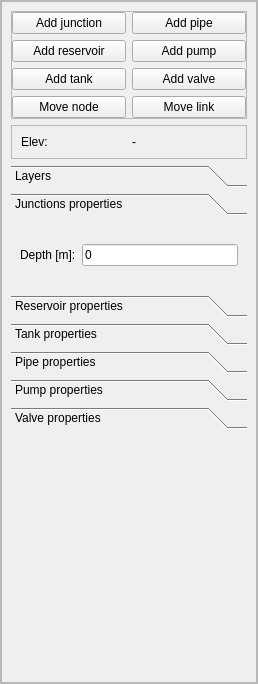
Old version of the form qepanet_dockwidget_base.ui in the repository aecforge/QEPANET.
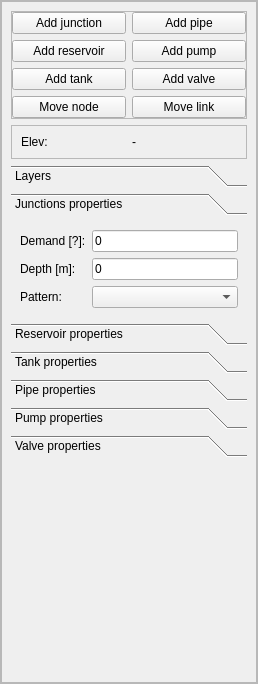
New version of the form. The open tabs and pages were chosen to show the change.

What changed in the file:
```diff
--- a/qepanet_dockwidget_base.ui
+++ b/qepanet_dockwidget_base.ui
@@ -266,28 +266,52 @@
                <rect>
                 <x>0</x>
                 <y>0</y>
-                <width>236</width>
-                <height>69</height>
+                <width>219</width>
+                <height>90</height>
                </rect>
               </property>
               <attribute name="label">
                <string>Junctions properties</string>
               </attribute>
-              <layout class="QHBoxLayout" name="horizontalLayout">
-               <item>
+              <layout class="QGridLayout" name="gridLayout_4">
+               <item row="1" column="0">
                 <widget class="QLabel" name="lbl_node_depth">
                  <property name="text">
                   <string>Depth [m]:</string>
                  </property>
                 </widget>
                </item>
-               <item>
-                <widget class="QLineEdit" name="txt_node_depth_val">
+               <item row="0" column="2">
+                <widget class="QLineEdit" name="txt_node_demand">
                  <property name="text">
                   <string>0</string>
                  </property>
                 </widget>
                </item>
+               <item row="1" column="2">
+                <widget class="QLineEdit" name="txt_node_depth">
+                 <property name="text">
+                  <string>0</string>
+                 </property>
+                </widget>
+               </item>
+               <item row="0" column="0">
+                <widget class="QLabel" name="lbl_node_demand">
+                 <property name="text">
+                  <string>Demand [?]:</string>
+                 </property>
+                </widget>
+               </item>
+               <item row="2" column="0">
+                <widget class="QLabel" name="lbl_node_pattern">
+                 <property name="text">
+                  <string>Pattern:</string>
+                 </property>
+                </widget>
+               </item>
+               <item row="2" column="2">
+                <widget class="QComboBox" name="cbo_node_pattern"/>
+               </item>
               </layout>
              </widget>
              <widget class="QWidget" name="wgt_ele_reservoir">
```
Left out of the diff: 47 changed lines with no effect on the pictures.
